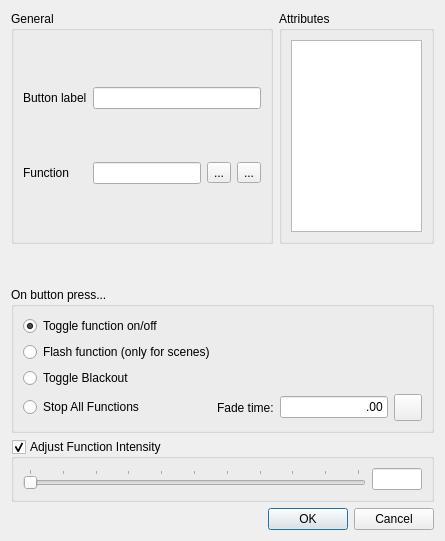
This is ui/src/virtualconsole/vcbuttonproperties.ui in mcallegari/qlcplus as Qt 5 draws it before an edit. The edited form follows.
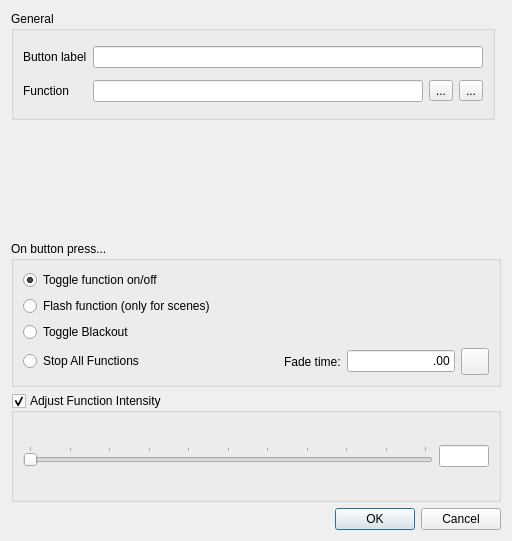
This is the edited form. Icons and pictures are not drawn.

Commit message: ui: moved common intensity override code into VCWidget class

What changed in the file:
```diff
--- a/ui/src/virtualconsole/vcbuttonproperties.ui
+++ b/ui/src/virtualconsole/vcbuttonproperties.ui
@@ -25,7 +25,7 @@
    <rect>
     <x>0</x>
     <y>0</y>
-    <width>445</width>
+    <width>512</width>
     <height>541</height>
    </rect>
   </property>
@@ -207,25 +207,6 @@
      </layout>
     </widget>
    </item>
-   <item row="0" column="1">
-    <widget class="QGroupBox" name="groupBox">
-     <property name="title">
-      <string>Attributes</string>
-     </property>
-     <layout class="QVBoxLayout" name="verticalLayout_2">
-      <item>
-       <widget class="QListWidget" name="m_attributesList">
-        <property name="sizePolicy">
-         <sizepolicy hsizetype="Preferred" vsizetype="Preferred">
-          <horstretch>0</horstretch>
-          <verstretch>0</verstretch>
-         </sizepolicy>
-        </property>
-       </widget>
-      </item>
-     </layout>
-    </widget>
-   </item>
    <item row="0" column="0">
     <widget class="QGroupBox" name="m_generalGroup">
      <property name="sizePolicy">
```
Left out of the diff: 4 changed lines with no effect on the pictures. The commit also changes 13 other files.
